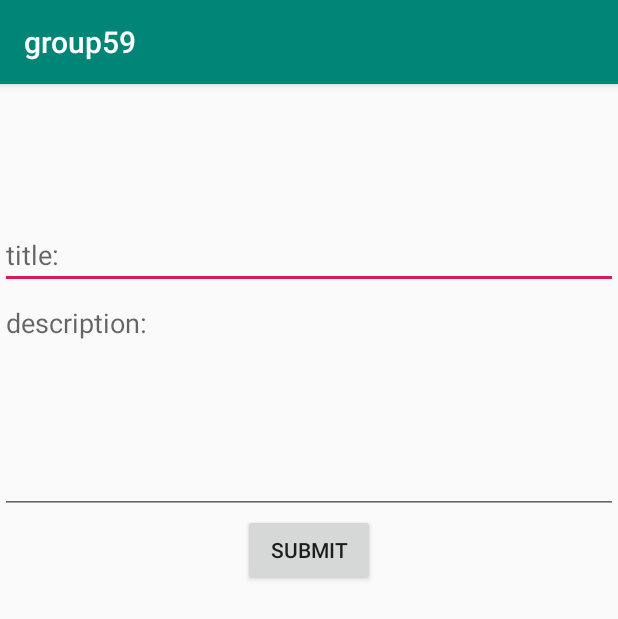
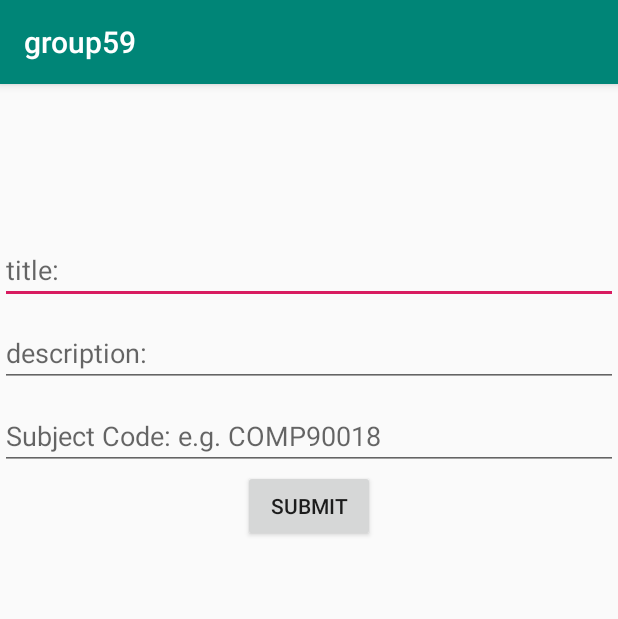
Before and after one commit to yimingz12/COMP90018, an Android app: the PostActivity screen opened directly, with no data from a screen before it, after a tap on "SUBMIT", on a phone screen of 412 x 824 dp. Shown: the top 619 px of the screen. Run offline under Robolectric (Android 15) with nearby library versions, the phone set to English and light mode, and no system bars; our stand-ins replace Firebase (no records; nobody signed in at launch, a user with empty details on screens opened directly).

Commit message:
Post basic logic done--except turn to other page

```diff
--- a/group59/app/src/main/java/com/group59/studentCourseHelper/data/ui/post/PostActivity.java
+++ b/group59/app/src/main/java/com/group59/studentCourseHelper/data/ui/post/PostActivity.java
@@ -18,10 +18,13 @@ import com.google.firebase.database.DatabaseReference;
 import com.google.firebase.database.FirebaseDatabase;
 import com.group59.studentCourseHelper.R;
 
+import java.util.regex.*;
+
 public class PostActivity extends AppCompatActivity {
 
     EditText title;
     EditText desc;
+    EditText tag;
     Button  submitButton;
     FirebaseDatabase database;
     DatabaseReference mDB_ref;
@@ -38,7 +41,8 @@ public class PostActivity extends AppCompatActivity {
         setContentView(R.layout.fragment_post);
         title=(EditText)findViewById(R.id.ques_title);
         desc=(EditText)findViewById(R.id.ques_desc);
-        submitButton=(Button)findViewById(R.id.question_submit) ;
+        tag=(EditText)findViewById(R.id.ques_tag) ;
+        submitButton=(Button)findViewById(R.id.ques_submit) ;
         submitButton.setOnClickListener(new View.OnClickListener() {
             @Override
             public void onClick(View view) {
@@ -50,16 +54,26 @@ public class PostActivity extends AppCompatActivity {
     }
     private void addques(){
         String m_title=title.getText().toString().trim();
-        String m_desc=title.getText().toString().trim();
-
-        if(!TextUtils.isEmpty(m_title)){
-        String id= mDB_ref.push().getKey();
-        Question newques= new Question(id,m_title,m_desc,mAuth.getUid());
-        mDB_ref.child(mAuth.getUid()).child(id).setValue(newques);
-        Toast.makeText(this,"You have posted a question succefully",Toast.LENGTH_LONG).show();
+        String m_desc=desc.getText().toString().trim();
+        String m_tag=tag.getText().toString().trim();
+        boolean match=parsetag(m_tag);
+        if(match){
+            if(!TextUtils.isEmpty(m_title)){
+                String id= mDB_ref.push().getKey();
+                Question newques= new Question(id,m_title,m_desc,m_tag,mAuth.getUid());
+                mDB_ref.child(mAuth.getUid()).child(id).setValue(newques);
+                Toast.makeText(this,"You have posted a question succefully",Toast.LENGTH_LONG).show();
+            }else{
+                Toast.makeText(this,"You should write a title",Toast.LENGTH_LONG).show();
+            }
         }else{
-            Toast.makeText(this,"You should write a title",Toast.LENGTH_LONG).show();
+            Toast.makeText(this,"You should write a legal subject code",Toast.LENGTH_LONG).show();
         }
 
+
+    }
+    private boolean parsetag(String tag){
+        String pattern="^([a-z]|[A-Z]){4}[0-9]{5}$";
+        return Pattern.matches(pattern,tag);
     }
 }
--- a/group59/app/src/main/java/com/group59/studentCourseHelper/data/ui/post/PostFragment.java
+++ b/group59/app/src/main/java/com/group59/studentCourseHelper/data/ui/post/PostFragment.java
@@ -29,11 +29,10 @@ public class PostFragment extends Fragment {
                 ViewModelProviders.of(this).get(PostViewModel.class);
         View root = inflater.inflate(R.layout.fragment_post, container, false);
 
-        m_button=(Button)root.findViewById(R.id.question_submit);
+        m_button=(Button)root.findViewById(R.id.ques_submit);
         m_button.setOnClickListener(new View.OnClickListener(){
             @Override
             public void onClick(View view) {
-                Log.i("post","activate activity");
                 Intent intent = new Intent();
                 intent.setClass(getActivity(), PostActivity.class);
                 startActivity(intent);
--- a/group59/app/src/main/res/layout/fragment_post.xml
+++ b/group59/app/src/main/res/layout/fragment_post.xml
@@ -36,6 +36,7 @@
             tools:layout_editor_absoluteY="166dp">
 
             <EditText
+                android:layout_marginTop="10dp"
                 android:id="@+id/ques_title"
                 android:layout_width="match_parent"
                 android:layout_height="wrap_content"
@@ -48,21 +49,31 @@
             <EditText
                 android:id="@+id/ques_desc"
                 android:layout_width="match_parent"
-                android:layout_height="150dp"
+                android:layout_height="wrap_content"
+                android:layout_marginTop="10dp"
                 android:ems="10"
                 android:gravity="start|top"
                 android:hint="description:"
                 android:inputType="textMultiLine"
                 tools:layout_editor_absoluteX="99dp"
                 tools:layout_editor_absoluteY="402dp" />
-
+            <EditText
+                android:layout_marginTop="10dp"
+                android:id="@+id/ques_tag"
+                android:layout_width="match_parent"
+                android:layout_height="wrap_content"
+                android:ems="10"
+                android:inputType="textPersonName"
+                android:hint="Subject Code: e.g. COMP90018" />
             <Button
-                android:id="@+id/question_submit"
+                android:id="@+id/ques_submit"
                 android:layout_width="wrap_content"
                 android:layout_height="wrap_content"
                 android:text="Submit"
                 tools:layout_editor_absoluteX="161dp"
                 tools:layout_editor_absoluteY="476dp" />
+
+
         </LinearLayout>
     </LinearLayout>
 </androidx.constraintlayout.widget.ConstraintLayout>
```
Also changed, not shown: group59/app/src/main/java/com/group59/studentCourseHelper/data/ui/post/Question.java (+11 -3 lines).
